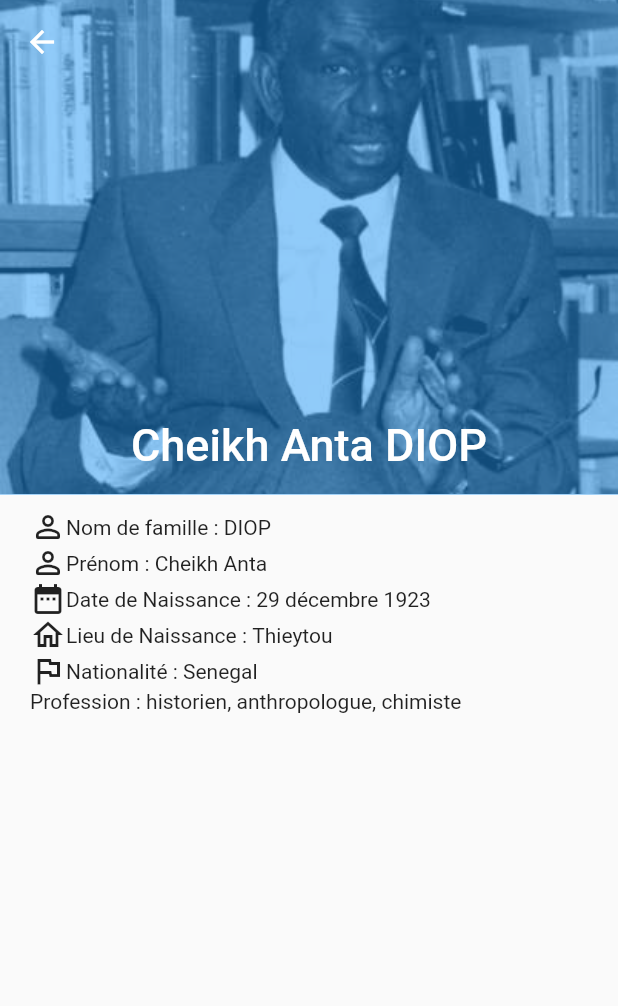
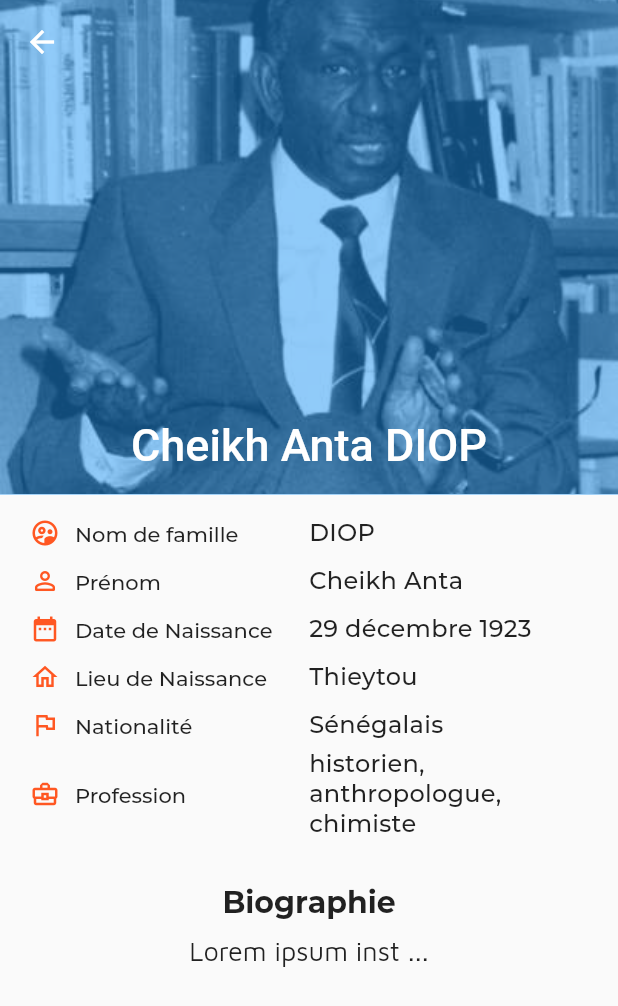
Before and after one commit to alphacpc/andoo, a Flutter app: the screen it shows after launch, after a tap on an icon or button, on a phone screen of 412 x 824 dp. Shown: the top 1006 px of the screen. Run offline on Flutter 3.47's test engine with Material 2 defaults, Android fonts, the phone set to English and light mode, and no system bars; our stand-ins replace flutter_slidable.

Commit message:
Update detail screen

```diff
--- a/lib/main.dart
+++ b/lib/main.dart
@@ -7,7 +7,7 @@ void main() {
     MaterialApp(
       title: 'Passing Data',
       debugShowCheckedModeBanner: false,
-      theme: ThemeData(primaryColor: Colors.deepOrange),
+      theme: ThemeData(primaryColor: Colors.deepOrange[400]),
       home: HomeScreen(
         leaders: [
           Leader(
@@ -16,7 +16,7 @@ void main() {
             "29 décembre 1923",
             "Thieytou",
             "historien, anthropologue, chimiste",
-            "Senegal",
+            "Sénégalais",
             "assets/images/anta.jpg",
             "Lorem ipsum inst ...",
             true
@@ -29,7 +29,7 @@ void main() {
               "21 décembre 1949",
               "Yako, Haute-Volta",
               "homme d'État anti-impérialiste, révolutionnaire, socialiste, panafricaniste et tiers-mondiste",
-              "Burkina Faso",
+              "Burkinabais",
               "assets/images/thomas.jpeg",
               "Lorem ipsum inst ...",
               true
@@ -93,7 +93,7 @@ void main() {
               "27 mars 1956",
               "Dakar",
               "Spécialiste en intelligence artificielle",
-              "Sénégal",
+              "Sénégalaise",
               "assets/images/rose.jpeg",
               "Lorem ipsum dolor elit...",
               true,
@@ -107,7 +107,7 @@ void main() {
               "vers 1942",
               "Qasr Abou Hadi (Libye italienne)",
               "Militaire et homme d'État libyen.",
-              "Lybie",
+              "Lybien",
               "assets/images/kadhafi.jpg",
               "Lorem ipsum dolor elit...",
               true
--- a/lib/screens/details.dart
+++ b/lib/screens/details.dart
@@ -39,12 +39,13 @@ class DetailScreen extends StatelessWidget {
               padding: EdgeInsets.symmetric(vertical: 10.0,horizontal: 20.0),
               child: Column(
                 children: [
-                  showRowElement(Icons.person_outline_rounded, "Nom de famille", leader.leaderLname),
+                  showRowElement(Icons.supervised_user_circle_outlined, "Nom de famille", leader.leaderLname),
                   showRowElement(Icons.person_outline_rounded, "Prénom", leader.leaderFname),
                   showRowElement(Icons.date_range,"Date de Naissance", leader.leaderBornDate),
                   showRowElement(Icons.home_outlined,"Lieu de Naissance", leader.leaderBornFrom),
                   showRowElement(Icons.flag_outlined,"Nationalité", leader.leaderCountry),
-                  showRowElementWithoutIcon( "Profession", leader.leaderRole),
+                  showRowElement(Icons.business_center_outlined,"Profession", leader.leaderRole),
+                  showRowElementWithoutIcon("Biographie", leader.leaderMessage),
                 ],
             )),
           ]),
@@ -57,32 +58,58 @@ class DetailScreen extends StatelessWidget {
 
 showRowElement(nameIcon, nameLabel, valueLeader) {
   return Row(
+    mainAxisAlignment: MainAxisAlignment.spaceBetween,
+    crossAxisAlignment: CrossAxisAlignment.center,
       children: [
-        Container(
+        Expanded(child: Container(
+          padding: EdgeInsets.symmetric(vertical: 6),
           child: Row(
             children: [
-              Icon(nameIcon),
-              Text("$nameLabel : ")
+              Icon(nameIcon,color: Colors.deepOrange, size: 20,),
+              SizedBox(width: 10,),
+              Text("$nameLabel ", style: TextStyle(
+                fontFamily: "Montserrat",
+                fontSize: 14
+              ),)
             ],
           ),
         ),
-        Text(valueLeader)
+        flex: 1),
+        Expanded(child: Text(valueLeader,
+          style: TextStyle(
+            fontFamily: "Montserrat",
+            fontSize: 16,
+            fontWeight: FontWeight.w500,
+            letterSpacing: .2
+          )), flex: 1)
       ],
   );
 }
 
 
-showRowElementWithoutIcon( nameLabel, valueLeader) {
-  return Row(
+showRowElementWithoutIcon(nameLabel, valueLeader) {
+  return Container(
+    padding: EdgeInsets.only(top: 30),
+    child: Column(
       children: [
+        Text("$nameLabel",
+          style: TextStyle(
+            fontFamily: 'Montserrat',
+            fontWeight: FontWeight.bold,
+            fontSize: 20,
+          )
+        ),
         Container(
-          child: Row(
-            children: [
-              Text("$nameLabel : ")
-            ],
+          padding: EdgeInsets.only(top: 10),
+          child: Text(valueLeader,
+            style: TextStyle(
+              fontFamily: 'MavenPro',
+              fontSize: 18,
+
+            ),
           ),
-        ),
-        Text(valueLeader)
+        )
       ],
+  )
   );
 }
--- a/lib/screens/home.dart
+++ b/lib/screens/home.dart
@@ -162,5 +162,5 @@ class HomeScreen extends StatelessWidget {
 }
 
 void doNothing(BuildContext context) {
-  print('Hello word');
+  print('I want to delete');
 }
--- a/pubspec.yaml
+++ b/pubspec.yaml
@@ -70,6 +70,8 @@ flutter:
         - asset: assets/fonts/Montserrat/Montserrat-Thin.ttf
         - asset: assets/fonts/Montserrat/Montserrat-Medium.ttf
         - asset: assets/fonts/Montserrat/Montserrat-Bold.ttf
+          weight: 700
+
           # style: italic
 
     - family: MavenPro
```
